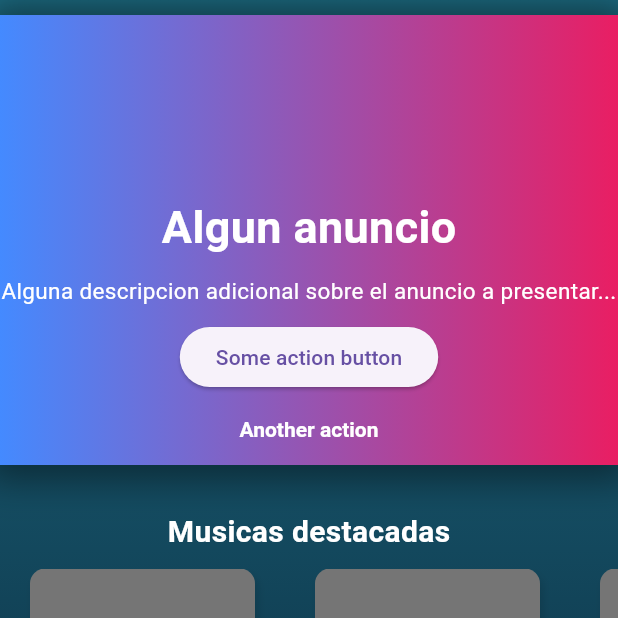
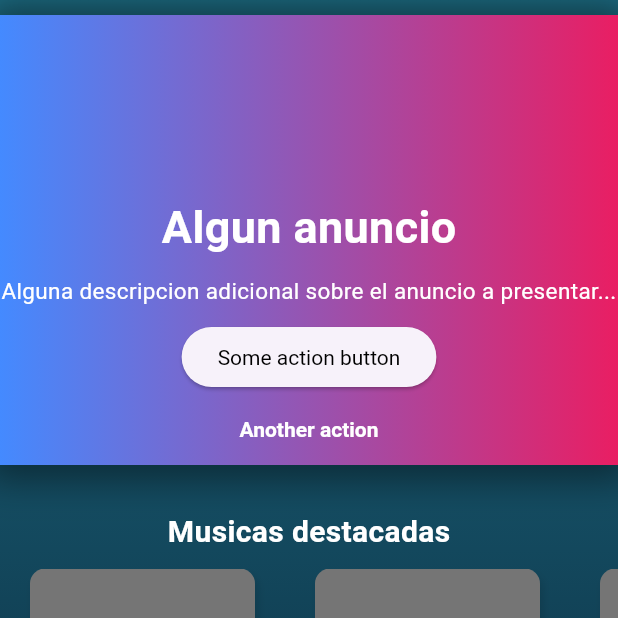
Before and after one commit to 4dominic888/tidal-wave, a Flutter app: the screen it shows after launch, on a phone screen of 412 x 824 dp, the top half of it. Run offline on Flutter 3.47's test engine with Material 3 defaults, Android fonts, the phone set to English and light mode, and no system bars; our stand-ins replace audio_service, audio_video_progress_bar, cached_network_image, cloud_firestore, dotted_border, file_picker and 14 more; missing offline and left inert: audio_duration, super_tooltip; accounts and stored records are empty.

Commit message:
aplicando temas a widgets comunes

```diff
--- a/lib/main.dart
+++ b/lib/main.dart
@@ -53,15 +53,41 @@ class TidalWaveApp extends StatelessWidget {
             selectionHandleColor: Colors.grey.shade400,
             selectionColor: Colors.grey.shade400.withOpacity(0.4),
           ),
+          scaffoldBackgroundColor: Colors.transparent,
+          appBarTheme: const AppBarTheme(
+            backgroundColor: Colors.transparent,
+            foregroundColor: Colors.white,
+            titleTextStyle: TextStyle(color: Colors.white, fontSize: 20)
+          ),
           dialogTheme: DialogTheme(
             titleTextStyle: const TextStyle(color: Colors.grey),
             backgroundColor: Colors.grey.shade900,
             contentTextStyle: const TextStyle(color: Colors.grey),
           ),
           textButtonTheme: TextButtonThemeData(
-            style: ButtonStyle(textStyle: WidgetStateTextStyle.resolveWith((states) => const TextStyle(color: Colors.blueAccent)))
-
-          )
+            style: ButtonStyle(
+              textStyle: WidgetStateTextStyle.resolveWith((states) => const TextStyle(color: Colors.white)),
+              foregroundColor: WidgetStateColor.resolveWith((states) => Colors.white)
+            )
+          ),
+          textTheme: Theme.of(context).textTheme.apply(bodyColor: Colors.white, displayColor: Colors.white, decorationColor: Colors.white),
+          primaryTextTheme: Theme.of(context).textTheme.apply(bodyColor: Colors.white, displayColor: Colors.white, decorationColor: Colors.white),
+          elevatedButtonTheme: ElevatedButtonThemeData(
+            style: ButtonStyle(textStyle: WidgetStateTextStyle.resolveWith((states) => const TextStyle(color: Colors.blueAccent)),
+            foregroundColor: WidgetStateColor.resolveWith((states) => states.isEmpty ? Colors.white : Colors.grey.shade800.withOpacity(0.7)),
+          )),
+          listTileTheme: const ListTileThemeData(
+            titleTextStyle: TextStyle(color: Colors.white),
+            subtitleTextStyle: TextStyle(color: Colors.white),
+            iconColor: Colors.white
+          ),
+          iconTheme: const IconThemeData(color: Colors.white),
+          primaryIconTheme: const IconThemeData(color: Colors.white),
+          inputDecorationTheme: const InputDecorationTheme(
+            prefixIconColor: Colors.white,
+            suffixIconColor: Colors.white
+          ),
+          hintColor: Colors.white
         ),
         home: const HomePageScreen(),
       ),
--- a/lib/presentation/pages/home_page/screens/home_page_screen.dart
+++ b/lib/presentation/pages/home_page/screens/home_page_screen.dart
@@ -92,7 +92,6 @@ class _HomePageScreenState extends State<HomePageScreen> {
       appBar: AppBar(
         automaticallyImplyLeading: false,
         centerTitle: true,
-        iconTheme: const IconThemeData(color: Colors.white),
         backgroundColor: Colors.grey.shade900.withOpacity(0.6),
         toolbarHeight: 0,
         elevation: 0,
--- a/lib/presentation/pages/home_page/screens/tw_find_nav.dart
+++ b/lib/presentation/pages/home_page/screens/tw_find_nav.dart
@@ -60,7 +60,7 @@ class _TwFindNavState extends State<TwFindNav> {
                     borderColor: Colors.blue.shade400.withAlpha(50),
                     borderSize: 2.0,
                     fillColor: Colors.transparent,
-                    icon: const Icon(Icons.search, size: 25, color: Colors.white),
+                    icon: const Icon(Icons.search, size: 25),
                     onTap: () {},
                   ),
                   onChanged: _findMusic
@@ -76,7 +76,7 @@ class _TwFindNavState extends State<TwFindNav> {
           future: listOfMusic(),
           builder: (context, snapshot) {
             if(snapshot.connectionState == ConnectionState.waiting) {return const SliverToBoxAdapter(child: Center(child: CircularProgressIndicator()));}
-            if(snapshot.hasError) {return SliverToBoxAdapter(child: Center(child: Text('Ha ocurrido un error ${snapshot.error.toString()}', style: const TextStyle(color: Colors.white))));}
+            if(snapshot.hasError) {return SliverToBoxAdapter(child: Center(child: Text('Ha ocurrido un error ${snapshot.error.toString()}')));}
             return StatefulBuilder(
               builder: (context, setState) {
                 return SliverGrid(
--- a/lib/presentation/pages/home_page/screens/tw_home_nav.dart
+++ b/lib/presentation/pages/home_page/screens/tw_home_nav.dart
@@ -28,7 +28,6 @@ class TWHomeNav extends StatelessWidget {
                 children: [
                   const Text('Algun anuncio',
                     style: TextStyle(
-                      color: Colors.white,
                       fontSize: 30,
                       fontWeight: FontWeight.bold
                     )
@@ -39,7 +38,6 @@ class TWHomeNav extends StatelessWidget {
                   const Text('Alguna descripcion adicional sobre el anuncio a presentar...',
                     textAlign: TextAlign.center,
                     style: TextStyle(
-                      color: Colors.white,
                       fontSize: 15
                     )
                   ),
@@ -48,16 +46,16 @@ class TWHomeNav extends StatelessWidget {
 
                   ElevatedButton(
                     onPressed: (){},
-                    child: const Text('Some action button')
+                    child: const Text('Some action button', style: TextStyle(color: Colors.black))
                   ),
-                  TextButton(onPressed: (){}, child: const Text('Another action', style: TextStyle(color: Colors.white, fontWeight: FontWeight.bold)))
+                  TextButton(onPressed: (){}, child: const Text('Another action', style: TextStyle(fontWeight: FontWeight.bold)))
                 ],
               )
           ),
 
           const SizedBox(height: 30),
 
-          const Text('Musicas destacadas', style: TextStyle(color: Colors.white, fontWeight: FontWeight.bold, fontSize: 20)),
+          const Text('Musicas destacadas', style: TextStyle(fontWeight: FontWeight.bold, fontSize: 20)),
           const SizedBox(height: 10),
 
           SingleChildScrollView(
@@ -85,7 +83,7 @@ class TWHomeNav extends StatelessWidget {
           ),
 
           const SizedBox(height: 10),
-          const Text('Under in construction...', style: TextStyle(color: Colors.white, fontSize: 20)),
+          const Text('Under in construction...', style: TextStyle(fontSize: 20)),
         ],
       ),
     );
--- a/lib/presentation/pages/home_page/widgets/tw_music_list_view_item.dart
+++ b/lib/presentation/pages/home_page/widgets/tw_music_list_view_item.dart
@@ -72,9 +72,9 @@ class TWMusicListViewItem extends StatelessWidget {
                       children: [
                         SingleChildScrollView(
                           scrollDirection: Axis.horizontal,
-                          child: Text(item.name, style: const TextStyle(color: Colors.white, fontSize: 20.0, fontWeight: FontWeight.bold))
+                          child: Text(item.name, style: const TextStyle(fontSize: 20.0, fontWeight: FontWeight.bold))
                         ),
-                        Icon(typeIcon(item.type), color: Colors.white, size: 15),
+                        Icon(typeIcon(item.type), size: 15),
                         Text('${item.musics.length} canciones', style: TextStyle(color: Colors.grey.shade200)),
                         Expanded(
                           child: Container(
--- a/lib/presentation/pages/lista_musica/screens/lista_musica_screen.dart
+++ b/lib/presentation/pages/lista_musica/screens/lista_musica_screen.dart
@@ -36,7 +36,7 @@ class _ListaMusicaScreenState extends State<ListaMusicaScreen> {
             borderColor: Colors.blue.shade400.withAlpha(50),
             borderSize: 2.0,
             fillColor: Colors.transparent,
-            icon: const Icon(Icons.search, size: 25, color: Colors.white),
+            icon: const Icon(Icons.search, size: 25),
             onTap: () {},
           ),
           onChanged: (value) {
@@ -172,7 +172,7 @@ class _ListaMusicaScreenState extends State<ListaMusicaScreen> {
                               )
                             );
                           }
-                        ) else const SliverToBoxAdapter(child: Center(child: Text('Sin musica', style: TextStyle(color: Colors.white)))),
+                        ) else const SliverToBoxAdapter(child: Center(child: Text('Sin musica'))),
 
                         //? En caso el mini reproductor de musica no este activo
                         if(context.read<MusicCubit>().isActive) const SliverToBoxAdapter(
--- a/lib/presentation/pages/lista_musica/widgets/mini_music_player.dart
+++ b/lib/presentation/pages/lista_musica/widgets/mini_music_player.dart
@@ -58,7 +58,7 @@ class MiniMusicPlayer extends StatelessWidget {
             children: [
               SingleChildScrollView(scrollDirection: Axis.horizontal,
                 child: Text(mediaItem?.title ?? '',
-                style: const TextStyle(color: Colors.white, fontSize: 18.0, fontWeight: FontWeight.w600))
+                style: const TextStyle(fontSize: 18.0, fontWeight: FontWeight.w600))
               ),
 
               SingleChildScrollView(scrollDirection: Axis.horizontal,
--- a/lib/presentation/pages/lista_musica/widgets/text_field_find.dart
+++ b/lib/presentation/pages/lista_musica/widgets/text_field_find.dart
@@ -18,7 +18,6 @@ class _TextFieldFindState extends State<TextFieldFind> {
           hintText: widget.hintText,
           hintStyle: const TextStyle(
             fontStyle: FontStyle.italic,
-            color: Colors.white
           ),
           enabledBorder: OutlineInputBorder(
             borderRadius: BorderRadius.circular(300),
@@ -36,7 +35,6 @@ class _TextFieldFindState extends State<TextFieldFind> {
         autocorrect: false,
         enableSuggestions: false,
         cursorColor: Colors.white,
-        style: const TextStyle(color: Colors.white),
         onChanged: widget.onChanged ?? (_){},
     );
   }
--- a/lib/presentation/pages/lista_musica/widgets/title_container.dart
+++ b/lib/presentation/pages/lista_musica/widgets/title_container.dart
@@ -23,14 +23,14 @@ class _TitleContainerState extends State<TitleContainer> {
         children: [
           const Padding(
             padding: EdgeInsets.only(top: 10, bottom: 5),
-            child: Icon(Icons.multitrack_audio_sharp, size: 40, color: Colors.white),
+            child: Icon(Icons.multitrack_audio_sharp, size: 40),
           ),
           Padding(
             padding: const EdgeInsets.only(right: 40, left: 40, top: 8),
             child: SingleChildScrollView(
               scrollDirection: Axis.horizontal,
               child: Text(widget.text,
-                style: const TextStyle(color: Colors.white, fontSize: 20),
+                style: const TextStyle(fontSize: 20),
               ),
             ),
           )
--- a/lib/presentation/pages/lista_musica/widgets/tw_drawer.dart
+++ b/lib/presentation/pages/lista_musica/widgets/tw_drawer.dart
@@ -21,7 +21,7 @@ class TWDrawer extends StatelessWidget {
     );
 
     widgetList.addAll(options.map((e) => ListTile(
-      title: Text(e.keys.firstOrNull!, style: const TextStyle(color: Colors.white)),
+      title: Text(e.keys.firstOrNull!),
       onTap: e.values.first,
     )));
 
```
Also changed, not shown: lib/presentation/pages/autenticacion_usuario/screens/login_screen.dart (+1 -6 lines), lib/presentation/pages/autenticacion_usuario/screens/register_screen.dart (+1 -6 lines), lib/presentation/pages/autenticacion_usuario/screens/update_user_screen.dart (+1 -6 lines), lib/presentation/pages/home_page/screens/create_user_list_screen.dart (+1 -8 lines), lib/presentation/pages/home_page/screens/tw_account_nav.dart (+2 -9 lines), lib/presentation/pages/home_page/screens/tw_user_list_nav.dart (+3 -5 lines), lib/presentation/pages/home_page/widgets/music_element_view.dart (+8 -12 lines), lib/presentation/pages/lista_musica/widgets/music_item.dart (+6 -6 lines), lib/presentation/pages/subir_musica/screens/upload_music_screen.dart (+3 -7 lines).
